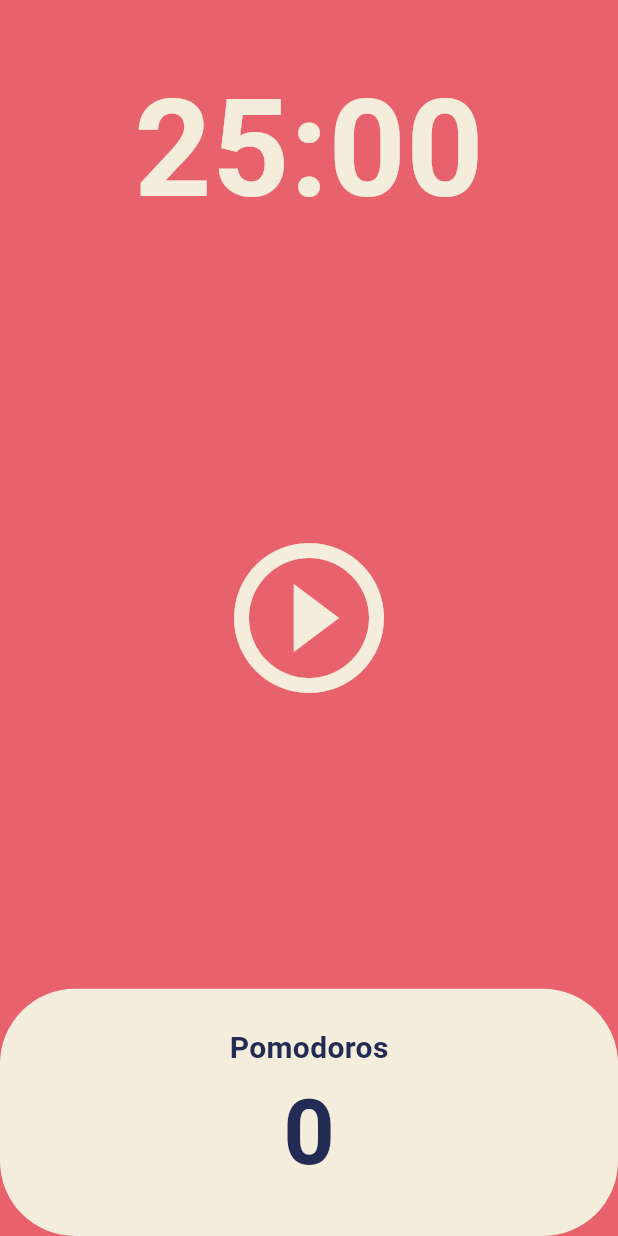
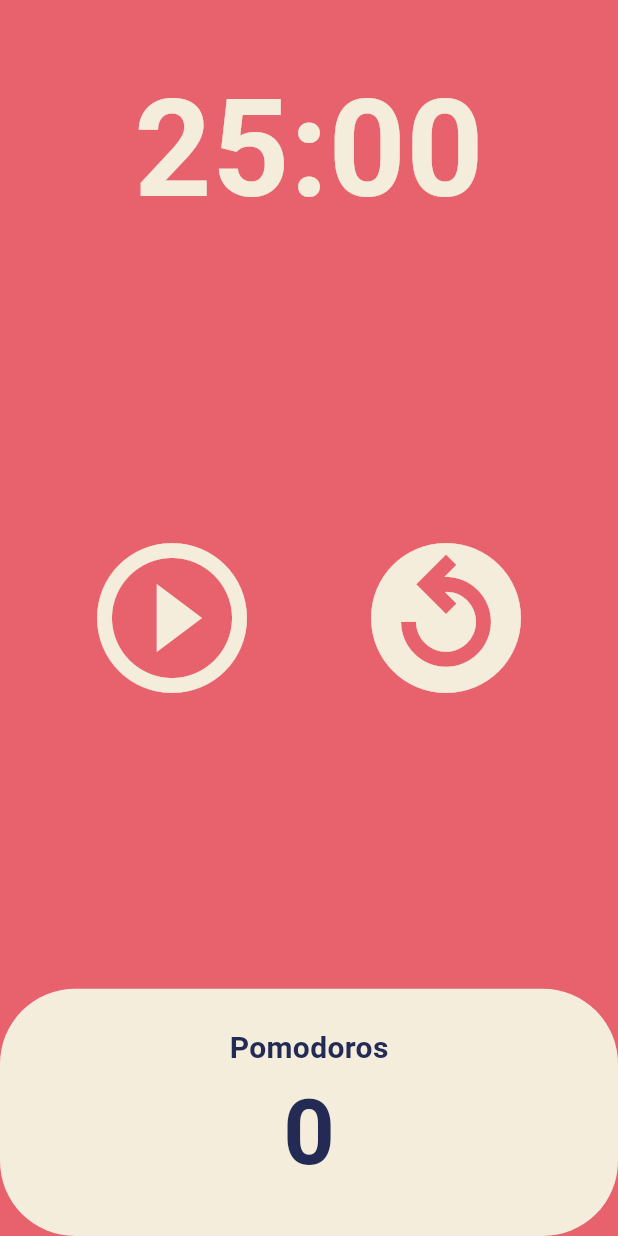
Before and after one commit to siheon0411/toonflix, a Flutter app: the screen it shows after launch, on a phone screen of 412 x 824 dp. Run offline on Flutter 3.47's test engine with Material 3 defaults, Android fonts, the phone set to English and light mode, and no system bars.

```diff
--- a/lib/screens/home_screen.dart
+++ b/lib/screens/home_screen.dart
@@ -48,8 +48,16 @@ class _HomeScreenState extends State<HomeScreen> {
     });
   }
 
+  void onResetPressed() {
+    timer.cancel();
+    setState(() {
+      isRunning = false;
+      totalSeconds = initialTime;
+    });
+  }
+
   String format(int seconds) {
-    var duration = Duration(seconds: seconds); // 기본 Duration 형식: 0:25:00.000000
+    var duration = Duration(seconds: seconds); // Duration 형식: 0:25:00.000000
     // duration.toString() -> 문자열화
     // duration.toString().split(".") -> 점(.)을 기준으로 나누기
     // duration.toString().split(".").first -> 점(.)뒤에 부분을 버리는 용도
@@ -78,7 +86,10 @@ class _HomeScreenState extends State<HomeScreen> {
           ),
           Flexible(
             flex: 3,
-            child: Center(
+            child: Row(
+              mainAxisAlignment: MainAxisAlignment.spaceEvenly,
+              children: [
+                Center(
                   child: IconButton(
                     onPressed: isRunning ? onPausePressed : onStartPressed,
                     icon: Icon(isRunning
@@ -87,6 +98,16 @@ class _HomeScreenState extends State<HomeScreen> {
                     iconSize: 120,
                     color: Theme.of(context).cardColor,
                   ),
+                ),
+                Center(
+                  child: IconButton(
+                    onPressed: onResetPressed,
+                    icon: const Icon(Icons.replay_circle_filled_outlined),
+                    iconSize: 120,
+                    color: Theme.of(context).cardColor,
+                  ),
+                ),
+              ],
             ),
           ),
           Flexible(
```
Also changed, not shown: lib/walletapp_main.dart (renamed from lib/currencyapp_main.dart). Lines whose indentation alone changed are shown as unchanged.
